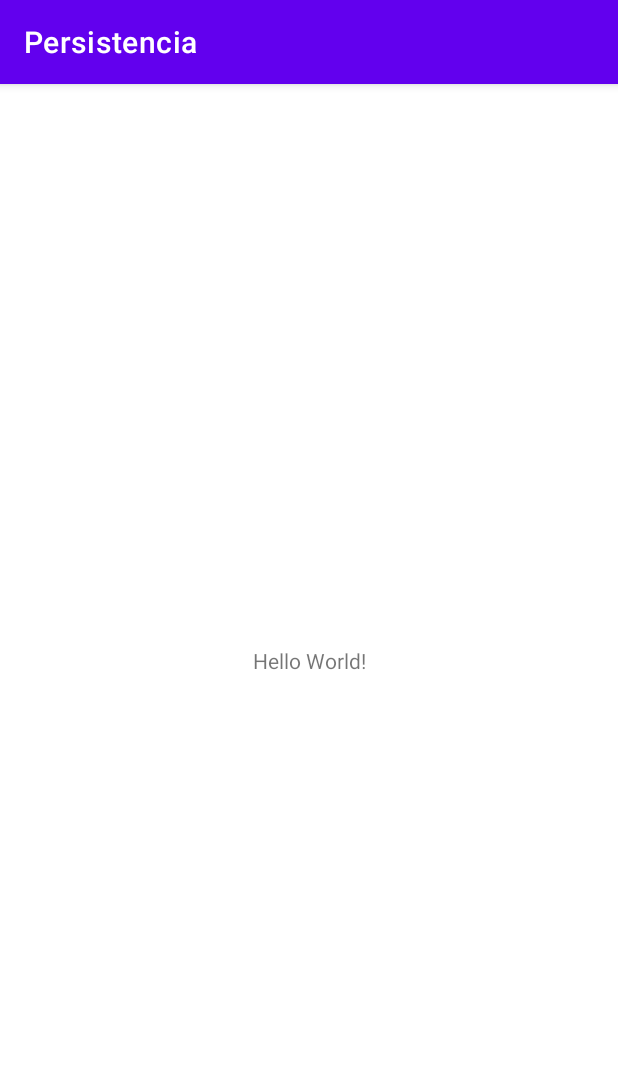
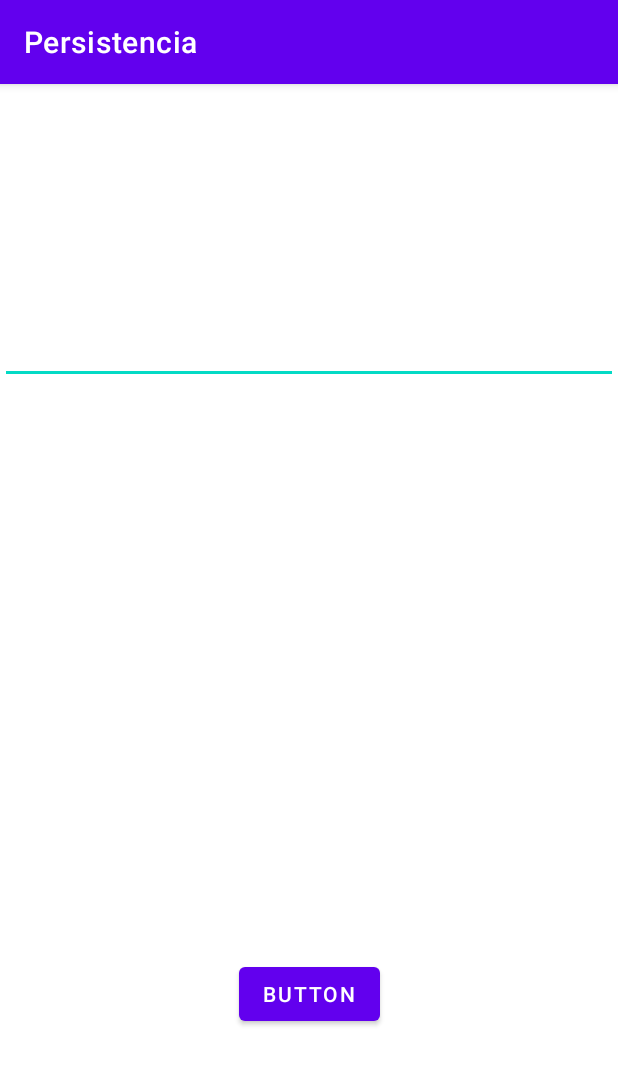
Before and after one commit to TheSensif/Persistencia, an Android app: the screen it shows after launch (MainActivity), on a phone screen of 412 x 824 dp. Shown: the top 1065 px of the screen. Run offline under Robolectric (Android 15) with nearby library versions, the phone set to English and light mode, and no system bars.

Commit message:
Finish Persistencia

```diff
--- a/app/src/main/java/com/example/persistencia/MainActivity.java
+++ b/app/src/main/java/com/example/persistencia/MainActivity.java
@@ -1,14 +1,88 @@
 package com.example.persistencia;
 
 import androidx.appcompat.app.AppCompatActivity;
+import android.os.Bundle;
+import android.view.View;
+import android.widget.Button;
+import android.widget.EditText;
+import android.widget.Toast;
 
-import android.os.Bundle;
+import java.io.BufferedReader;
+import java.io.File;
+import java.io.FileInputStream;
+import java.io.FileNotFoundException;
+import java.io.FileOutputStream;
+import java.io.FileReader;
+import java.io.FileWriter;
+import java.io.IOException;
+import java.io.InputStreamReader;
+import java.io.ObjectOutputStream;
+import java.nio.CharBuffer;
+import java.nio.charset.StandardCharsets;
 
 public class MainActivity extends AppCompatActivity {
 
+    ObjectOutputStream oos;
+    EditText mEditText;
     @Override
     protected void onCreate(Bundle savedInstanceState) {
         super.onCreate(savedInstanceState);
         setContentView(R.layout.activity_main);
+        mEditText = findViewById(R.id.edit_text);
+        FileInputStream fis = null;
+        try {
+            fis = openFileInput("dades.txt");
+            InputStreamReader isr = new InputStreamReader(fis);
+            BufferedReader br = new BufferedReader(isr);
+            StringBuilder sb = new StringBuilder();
+            String text;
+
+            while ((text = br.readLine()) != null) {
+                sb.append(text).append("\n");
+            }
+
+            mEditText.setText(sb.toString());
+        } catch (FileNotFoundException e) {
+            e.printStackTrace();
+        } catch (IOException e) {
+            e.printStackTrace();
+        } finally {
+            if (fis != null) {
+                try {
+                    fis.close();
+                } catch (IOException e) {
+                    e.printStackTrace();
+                }
+            }
+        }
+
+
+        Button button = findViewById(R.id.button);
+        button.setOnClickListener(new View.OnClickListener() {
+            @Override
+            public void onClick(View view) {
+                String text = mEditText.getText().toString();
+                FileOutputStream fos = null;
+                String mesage = "Saved to " + getFilesDir() + "/dades.txt";
+                try {
+                    fos = openFileOutput("dades.txt",MODE_PRIVATE);
+                    fos.write(text.getBytes(StandardCharsets.UTF_8));
+                    mEditText.getText().clear();
+                    Toast.makeText(getApplicationContext(),mesage,Toast.LENGTH_LONG).show();
+                } catch (FileNotFoundException e) {
+                    System.out.println("Error");
+                } catch (IOException e) {
+                    e.printStackTrace();
+                } finally {
+                    if (fos != null) {
+                        try {
+                            fos.close();
+                        } catch (IOException e) {
+                            e.printStackTrace();
+                        }
+                    }
+                }
+            }
+        });
     }
 }
--- a/app/src/main/res/layout/activity_main.xml
+++ b/app/src/main/res/layout/activity_main.xml
@@ -6,13 +6,19 @@
     android:layout_height="match_parent"
     tools:context=".MainActivity">
 
-    <TextView
+    <EditText
+        android:id="@+id/edit_text"
+        android:layout_width="match_parent"
+        android:layout_height="200dp" />
+
+    <Button
+        android:id="@+id/button"
         android:layout_width="wrap_content"
         android:layout_height="wrap_content"
-        android:text="Hello World!"
+        android:layout_marginBottom="137dp"
+        android:text="Button"
         app:layout_constraintBottom_toBottomOf="parent"
         app:layout_constraintEnd_toEndOf="parent"
-        app:layout_constraintStart_toStartOf="parent"
-        app:layout_constraintTop_toTopOf="parent" />
+        app:layout_constraintStart_toStartOf="parent" />
 
 </androidx.constraintlayout.widget.ConstraintLayout>
```
